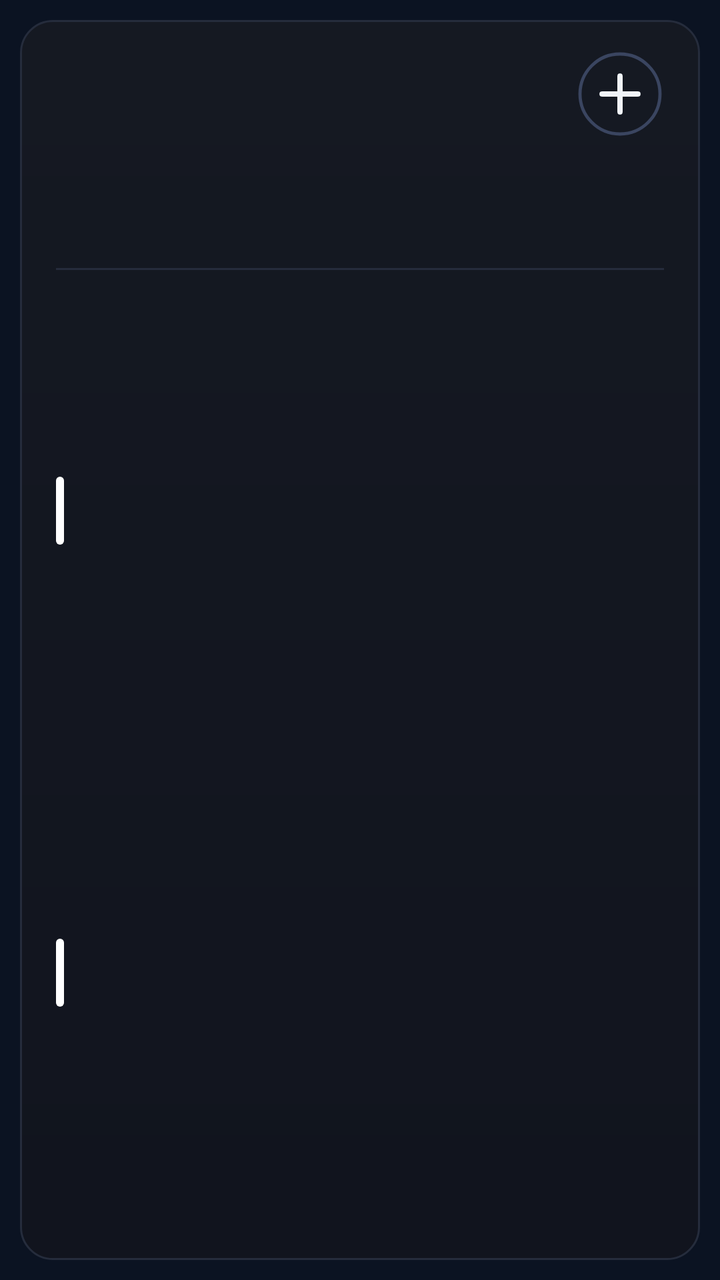
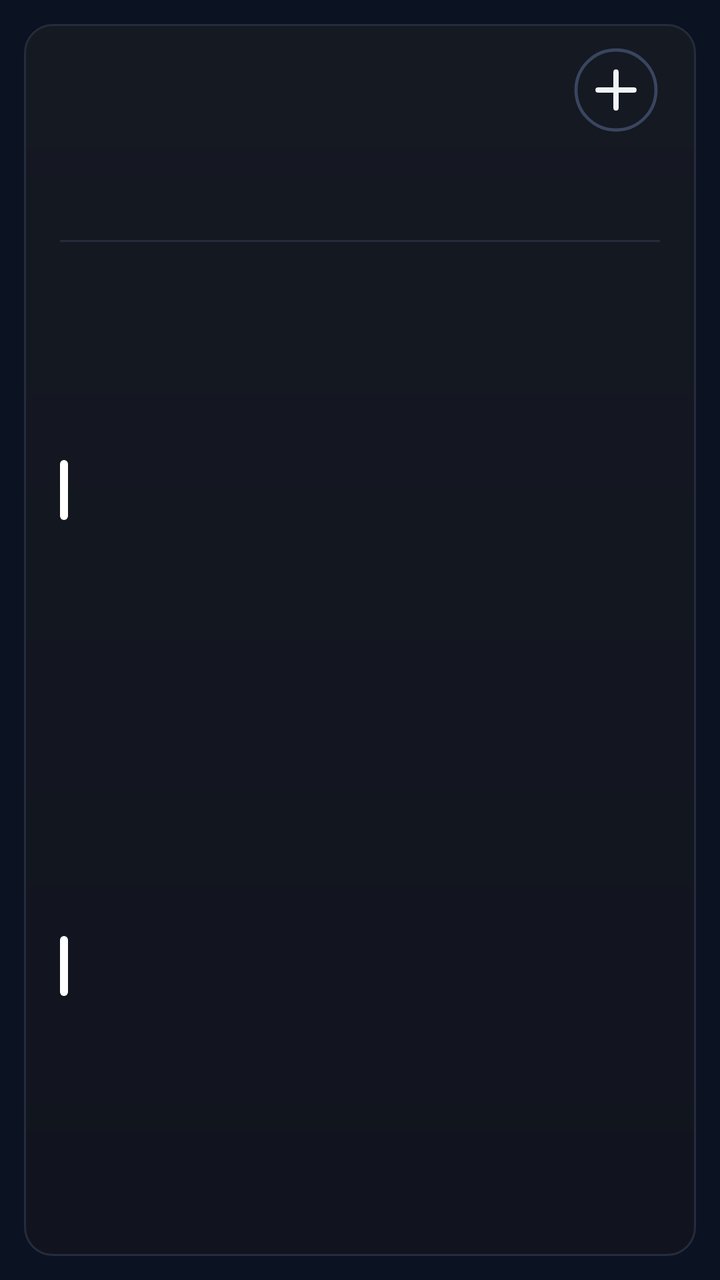

Two renders of the same Android screen: before a commit and after it. Below are the layout's source before the change and the commit's diff.
<!-- AndroidManifest.xml: application theme AppTheme -->
<!-- res/layout/cal_k2.xml -->
<?xml version="1.0" encoding="utf-8"?>
<FrameLayout xmlns:android="http://schemas.android.com/apk/res/android"
    android:id="@+id/root"
    android:layout_width="match_parent"
    android:layout_height="match_parent"
    android:padding="10dp">

    <LinearLayout
        android:id="@+id/panel"
        android:layout_width="match_parent"
        android:layout_height="match_parent"
        android:background="@drawable/cal_panel"
        android:orientation="vertical"
        android:paddingStart="18dp"
        android:paddingTop="9dp"
        android:paddingEnd="18dp"
        android:paddingBottom="12dp">

        
        <LinearLayout
            android:layout_width="match_parent"
            android:layout_height="56dp"
            android:gravity="center_vertical"
            android:orientation="horizontal">
        <ImageView
            android:id="@+id/cal_day"
            android:layout_width="wrap_content"
            android:layout_height="54dp"
            android:adjustViewBounds="true"
            android:scaleType="fitStart" />

            <LinearLayout
                android:layout_width="0dp"
                android:layout_height="wrap_content"
                android:layout_marginStart="12dp"
                android:layout_weight="1"
                android:orientation="vertical">
                <ImageView
                    android:id="@+id/cal_month"
                    android:layout_width="match_parent"
                    android:layout_height="27dp"
                    android:adjustViewBounds="true"
                    android:scaleType="fitStart" />
                <ImageView
                    android:id="@+id/cal_sub"
                    android:layout_width="match_parent"
                    android:layout_height="19dp"
                    android:adjustViewBounds="true"
                    android:layout_marginTop="2dp"
                    android:scaleType="fitStart" />
            </LinearLayout>

            <ImageView
                android:id="@+id/btn_add"
                android:layout_width="44dp"
                android:layout_height="44dp"
                android:contentDescription="New event"
                android:src="@drawable/ic_cal_add" />
        </LinearLayout>

        
        <LinearLayout
            android:layout_width="match_parent"
            android:layout_height="52dp"
            android:layout_marginTop="2dp"
            android:orientation="horizontal">
            <LinearLayout
                android:layout_width="0dp"
                android:layout_height="match_parent"
                android:layout_weight="1"
                android:gravity="center_horizontal"
                android:orientation="vertical">
                <ImageView
                    android:id="@+id/wk_label_0"
                    android:layout_width="wrap_content"
                    android:layout_height="16dp"
                    android:adjustViewBounds="true"
                    android:scaleType="fitCenter" />
                <ImageView
                    android:id="@+id/wk_num_0"
                    android:layout_width="32dp"
                    android:layout_height="32dp"
                    android:adjustViewBounds="true"
                    android:layout_marginTop="3dp"
                    android:scaleType="fitCenter" />
            </LinearLayout>
            <LinearLayout
                android:layout_width="0dp"
                android:layout_height="match_parent"
                android:layout_weight="1"
                android:gravity="center_horizontal"
                android:orientation="vertical">
                <ImageView
                    android:id="@+id/wk_label_1"
                    android:layout_width="wrap_content"
                    android:layout_height="16dp"
                    android:adjustViewBounds="true"
                    android:scaleType="fitCenter" />
                <ImageView
                    android:id="@+id/wk_num_1"
                    android:layout_width="32dp"
                    android:layout_height="32dp"
                    android:adjustViewBounds="true"
                    android:layout_marginTop="3dp"
                    android:scaleType="fitCenter" />
            </LinearLayout>
            <LinearLayout
                android:layout_width="0dp"
                android:layout_height="match_parent"
                android:layout_weight="1"
                android:gravity="center_horizontal"
                android:orientation="vertical">
                <ImageView
                    android:id="@+id/wk_label_2"
                    android:layout_width="wrap_content"
                    android:layout_height="16dp"
                    android:adjustViewBounds="true"
                    android:scaleType="fitCenter" />
                <ImageView
                    android:id="@+id/wk_num_2"
                    android:layout_width="32dp"
                    android:layout_height="32dp"
                    android:adjustViewBounds="true"
                    android:layout_marginTop="3dp"
                    android:scaleType="fitCenter" />
            </LinearLayout>
            <LinearLayout
                android:layout_width="0dp"
                android:layout_height="match_parent"
                android:layout_weight="1"
                android:gravity="center_horizontal"
                android:orientation="vertical">
                <ImageView
                    android:id="@+id/wk_label_3"
                    android:layout_width="wrap_content"
                    android:layout_height="16dp"
                    android:adjustViewBounds="true"
                    android:scaleType="fitCenter" />
                <ImageView
                    android:id="@+id/wk_num_3"
                    android:layout_width="32dp"
                    android:layout_height="32dp"
                    android:adjustViewBounds="true"
                    android:layout_marginTop="3dp"
                    android:scaleType="fitCenter" />
            </LinearLayout>
            <LinearLayout
                android:layout_width="0dp"
                android:layout_height="match_parent"
                android:layout_weight="1"
                android:gravity="center_horizontal"
                android:orientation="vertical">
                <ImageView
                    android:id="@+id/wk_label_4"
                    android:layout_width="wrap_content"
                    android:layout_height="16dp"
                    android:adjustViewBounds="true"
                    android:scaleType="fitCenter" />
                <ImageView
                    android:id="@+id/wk_num_4"
                    android:layout_width="32dp"
                    android:layout_height="32dp"
                    android:adjustViewBounds="true"
                    android:layout_marginTop="3dp"
                    android:scaleType="fitCenter" />
            </LinearLayout>
            <LinearLayout
                android:layout_width="0dp"
                android:layout_height="match_parent"
                android:layout_weight="1"
                android:gravity="center_horizontal"
                android:orientation="vertical">
                <ImageView
                    android:id="@+id/wk_label_5"
                    android:layout_width="wrap_content"
                    android:layout_height="16dp"
                    android:adjustViewBounds="true"
                    android:scaleType="fitCenter" />
                <ImageView
                    android:id="@+id/wk_num_5"
                    android:layout_width="32dp"
                    android:layout_height="32dp"
                    android:adjustViewBounds="true"
                    android:layout_marginTop="3dp"
                    android:scaleType="fitCenter" />
            </LinearLayout>
            <LinearLayout
                android:layout_width="0dp"
                android:layout_height="match_parent"
                android:layout_weight="1"
                android:gravity="center_horizontal"
                android:orientation="vertical">
                <ImageView
                    android:id="@+id/wk_label_6"
                    android:layout_width="wrap_content"
                    android:layout_height="16dp"
                    android:adjustViewBounds="true"
                    android:scaleType="fitCenter" />
                <ImageView
                    android:id="@+id/wk_num_6"
                    android:layout_width="32dp"
                    android:layout_height="32dp"
                    android:adjustViewBounds="true"
                    android:layout_marginTop="3dp"
                    android:scaleType="fitCenter" />
            </LinearLayout>
        </LinearLayout>

        <ImageView
            android:layout_width="match_parent"
            android:layout_height="1dp"
            android:layout_marginTop="5dp"
            android:layout_marginBottom="5dp"
            android:scaleType="fitXY"
            android:src="@drawable/cal_divider" />

        
        <LinearLayout
            android:layout_width="match_parent"
            android:layout_height="0dp"
            android:layout_weight="1"
            android:orientation="vertical">
        <LinearLayout
            android:id="@+id/cal_row_0"
            android:layout_width="match_parent"
            android:layout_height="0dp"
            android:layout_weight="1"
            android:gravity="center_vertical"
            android:orientation="horizontal">

            <ImageView
                android:id="@+id/cal_bar_0"
                android:layout_width="4dp"
                android:layout_height="34dp"
                android:layout_marginEnd="11dp"
                android:scaleType="fitXY"
                android:src="@drawable/cal_bar" />

            <LinearLayout
                android:layout_width="0dp"
                android:layout_height="wrap_content"
                android:layout_weight="1"
                android:orientation="vertical">

                <LinearLayout
                    android:layout_width="match_parent"
                    android:layout_height="wrap_content"
                    android:orientation="horizontal">
                    <ImageView
                        android:id="@+id/cal_time_0"
                        android:layout_width="wrap_content"
                        android:layout_height="19dp"
                        android:adjustViewBounds="true"
                        android:scaleType="fitStart" />
                    <ImageView
                        android:id="@+id/cal_hint_0"
                        android:layout_width="wrap_content"
                        android:layout_height="19dp"
                        android:adjustViewBounds="true"
                        android:layout_marginStart="9dp"
                        android:scaleType="fitStart" />
                </LinearLayout>
                <ImageView
                    android:id="@+id/cal_title_0"
                    android:layout_width="match_parent"
                    android:layout_height="26dp"
                    android:adjustViewBounds="true"
                    android:layout_marginTop="1dp"
                    android:scaleType="fitStart" />
            </LinearLayout>
        </LinearLayout>
        <LinearLayout
            android:id="@+id/cal_row_1"
            android:layout_width="match_parent"
            android:layout_height="0dp"
            android:layout_weight="1"
            android:gravity="center_vertical"
            android:orientation="horizontal">

            <ImageView
                android:id="@+id/cal_bar_1"
                android:layout_width="4dp"
                android:layout_height="34dp"
                android:layout_marginEnd="11dp"
                android:scaleType="fitXY"
                android:src="@drawable/cal_bar" />

            <LinearLayout
                android:layout_width="0dp"
                android:layout_height="wrap_content"
                android:layout_weight="1"
                android:orientation="vertical">

                <LinearLayout
                    android:layout_width="match_parent"
                    android:layout_height="wrap_content"
                    android:orientation="horizontal">
                    <ImageView
                        android:id="@+id/cal_time_1"
                        android:layout_width="wrap_content"
                        android:layout_height="19dp"
                        android:adjustViewBounds="true"
                        android:scaleType="fitStart" />
                    <ImageView
                        android:id="@+id/cal_hint_1"
                        android:layout_width="wrap_content"
                        android:layout_height="19dp"
                        android:adjustViewBounds="true"
                        android:layout_marginStart="9dp"
                        android:scaleType="fitStart" />
                </LinearLayout>
                <ImageView
                    android:id="@+id/cal_title_1"
                    android:layout_width="match_parent"
                    android:layout_height="26dp"
                    android:adjustViewBounds="true"
                    android:layout_marginTop="1dp"
                    android:scaleType="fitStart" />
            </LinearLayout>
        </LinearLayout>
        </LinearLayout>
        <ImageView
            android:id="@+id/cal_more"
            android:layout_width="match_parent"
            android:layout_height="16dp"
            android:adjustViewBounds="true"
            android:scaleType="fitEnd" />
    </LinearLayout>
</FrameLayout>
<!-- resources referenced by this layout -->
<resources>
  <!-- drawable cal_bar (drawable) -->
  <?xml version="1.0" encoding="utf-8"?>
  <shape xmlns:android="http://schemas.android.com/apk/res/android" android:shape="rectangle">
      <solid android:color="#FFFFFFFF" />
      <corners android:radius="2dp" />
  </shape>
  <!-- drawable cal_divider (drawable) -->
  <?xml version="1.0" encoding="utf-8"?>
  <shape xmlns:android="http://schemas.android.com/apk/res/android" android:shape="rectangle">
      <solid android:color="#FF252C3C" />
  </shape>
  <!-- drawable cal_panel (drawable) -->
  <?xml version="1.0" encoding="utf-8"?>
  <shape xmlns:android="http://schemas.android.com/apk/res/android" android:shape="rectangle">
      <gradient android:angle="270" android:startColor="#FF151922" android:endColor="#FF11141E" />
      <stroke android:width="1dp" android:color="#FF252C3C" />
      <corners android:radius="16dp" />
  </shape>
  <!-- drawable ic_cal_add (drawable) -->
  <?xml version="1.0" encoding="utf-8"?>
  <vector xmlns:android="http://schemas.android.com/apk/res/android"
      android:width="44dp"
      android:height="44dp"
      android:viewportWidth="44"
      android:viewportHeight="44">
      <path
          android:pathData="M22,22m-20,0a20,20 0,1 1,40 0a20,20 0,1 1,-40 0"
          android:strokeColor="#FF3A4560"
          android:strokeWidth="1.6" />
      <path
          android:pathData="M13,22L31,22M22,13L22,31"
          android:strokeColor="#FFF1F5F9"
          android:strokeLineCap="round"
          android:strokeWidth="2.6" />
  </vector>
  <style name="AppTheme" parent="@android:style/Theme.DeviceDefault.NoActionBar">
          <item name="android:colorAccent">#DF8B35</item>
          <item name="android:colorControlActivated">#DF8B35</item>
          <item name="android:windowBackground">#0B1322</item>
          <item name="android:statusBarColor">#0E111A</item>
          <item name="android:navigationBarColor">#0B1322</item>
          <item name="android:textColorHint">#718096</item>
      </style>
</resources>

<!-- the commit's change to res/layout/cal_k2.xml (unified diff, before → after) -->
@@ -3,7 +3,7 @@
     android:id="@+id/root"
     android:layout_width="match_parent"
     android:layout_height="match_parent"
-    android:padding="10dp">
+    android:padding="12dp">
 
     <LinearLayout
         android:id="@+id/panel"
@@ -19,13 +19,13 @@
         
         <LinearLayout
             android:layout_width="match_parent"
-            android:layout_height="56dp"
+            android:layout_height="48dp"
             android:gravity="center_vertical"
             android:orientation="horizontal">
         <ImageView
             android:id="@+id/cal_day"
             android:layout_width="wrap_content"
-            android:layout_height="54dp"
+            android:layout_height="47dp"
             android:adjustViewBounds="true"
             android:scaleType="fitStart" />
 
@@ -38,13 +38,13 @@
                 <ImageView
                     android:id="@+id/cal_month"
                     android:layout_width="match_parent"
-                    android:layout_height="27dp"
+                    android:layout_height="23dp"
                     android:adjustViewBounds="true"
                     android:scaleType="fitStart" />
                 <ImageView
                     android:id="@+id/cal_sub"
                     android:layout_width="match_parent"
-                    android:layout_height="19dp"
+                    android:layout_height="16dp"
                     android:adjustViewBounds="true"
                     android:layout_marginTop="2dp"
                     android:scaleType="fitStart" />
@@ -61,7 +61,7 @@
         
         <LinearLayout
             android:layout_width="match_parent"
-            android:layout_height="52dp"
+            android:layout_height="44dp"
             android:layout_marginTop="2dp"
             android:orientation="horizontal">
             <LinearLayout
@@ -73,13 +73,13 @@
                 <ImageView
                     android:id="@+id/wk_label_0"
                     android:layout_width="wrap_content"
-                    android:layout_height="16dp"
+                    android:layout_height="14dp"
                     android:adjustViewBounds="true"
                     android:scaleType="fitCenter" />
                 <ImageView
                     android:id="@+id/wk_num_0"
-                    android:layout_width="32dp"
-                    android:layout_height="32dp"
+                    android:layout_width="26dp"
+                    android:layout_height="26dp"
                     android:adjustViewBounds="true"
                     android:layout_marginTop="3dp"
                     android:scaleType="fitCenter" />
@@ -93,13 +93,13 @@
                 <ImageView
                     android:id="@+id/wk_label_1"
                     android:layout_width="wrap_content"
-                    android:layout_height="16dp"
+                    android:layout_height="14dp"
                     android:adjustViewBounds="true"
                     android:scaleType="fitCenter" />
                 <ImageView
                     android:id="@+id/wk_num_1"
-                    android:layout_width="32dp"
-                    android:layout_height="32dp"
+                    android:layout_width="26dp"
+                    android:layout_height="26dp"
                     android:adjustViewBounds="true"
                     android:layout_marginTop="3dp"
                     android:scaleType="fitCenter" />
@@ -113,13 +113,13 @@
                 <ImageView
                     android:id="@+id/wk_label_2"
                     android:layout_width="wrap_content"
-                    android:layout_height="16dp"
+                    android:layout_height="14dp"
                     android:adjustViewBounds="true"
                     android:scaleType="fitCenter" />
                 <ImageView
                     android:id="@+id/wk_num_2"
-                    android:layout_width="32dp"
-                    android:layout_height="32dp"
+                    android:layout_width="26dp"
+                    android:layout_height="26dp"
                     android:adjustViewBounds="true"
                     android:layout_marginTop="3dp"
                     android:scaleType="fitCenter" />
@@ -133,13 +133,13 @@
                 <ImageView
                     android:id="@+id/wk_label_3"
                     android:layout_width="wrap_content"
-                    android:layout_height="16dp"
+                    android:layout_height="14dp"
                     android:adjustViewBounds="true"
                     android:scaleType="fitCenter" />
                 <ImageView
                     android:id="@+id/wk_num_3"
-                    android:layout_width="32dp"
-                    android:layout_height="32dp"
+                    android:layout_width="26dp"
+                    android:layout_height="26dp"
                     android:adjustViewBounds="true"
                     android:layout_marginTop="3dp"
                     android:scaleType="fitCenter" />
@@ -153,13 +153,13 @@
                 <ImageView
                     android:id="@+id/wk_label_4"
                     android:layout_width="wrap_content"
-                    android:layout_height="16dp"
+                    android:layout_height="14dp"
                     android:adjustViewBounds="true"
                     android:scaleType="fitCenter" />
                 <ImageView
                     android:id="@+id/wk_num_4"
-                    android:layout_width="32dp"
-                    android:layout_height="32dp"
+                    android:layout_width="26dp"
+                    android:layout_height="26dp"
                     android:adjustViewBounds="true"
                     android:layout_marginTop="3dp"
                     android:scaleType="fitCenter" />
@@ -173,13 +173,13 @@
                 <ImageView
                     android:id="@+id/wk_label_5"
                     android:layout_width="wrap_content"
-                    android:layout_height="16dp"
+                    android:layout_height="14dp"
                     android:adjustViewBounds="true"
                     android:scaleType="fitCenter" />
                 <ImageView
                     android:id="@+id/wk_num_5"
-                    android:layout_width="32dp"
-                    android:layout_height="32dp"
+                    android:layout_width="26dp"
+                    android:layout_height="26dp"
                     android:adjustViewBounds="true"
                     android:layout_marginTop="3dp"
                     android:scaleType="fitCenter" />
@@ -193,13 +193,13 @@
                 <ImageView
                     android:id="@+id/wk_label_6"
                     android:layout_width="wrap_content"
-                    android:layout_height="16dp"
+                    android:layout_height="14dp"
                     android:adjustViewBounds="true"
                     android:scaleType="fitCenter" />
                 <ImageView
                     android:id="@+id/wk_num_6"
-                    android:layout_width="32dp"
-                    android:layout_height="32dp"
+                    android:layout_width="26dp"
+                    android:layout_height="26dp"
                     android:adjustViewBounds="true"
                     android:layout_marginTop="3dp"
                     android:scaleType="fitCenter" />
@@ -231,7 +231,7 @@
             <ImageView
                 android:id="@+id/cal_bar_0"
                 android:layout_width="4dp"
-                android:layout_height="34dp"
+                android:layout_height="30dp"
                 android:layout_marginEnd="11dp"
                 android:scaleType="fitXY"
                 android:src="@drawable/cal_bar" />
@@ -249,13 +249,13 @@
                     <ImageView
                         android:id="@+id/cal_time_0"
                         android:layout_width="wrap_content"
-                        android:layout_height="19dp"
+                        android:layout_height="16dp"
                         android:adjustViewBounds="true"
                         android:scaleType="fitStart" />
                     <ImageView
                         android:id="@+id/cal_hint_0"
                         android:layout_width="wrap_content"
-                        android:layout_height="19dp"
+                        android:layout_height="16dp"
                         android:adjustViewBounds="true"
                         android:layout_marginStart="9dp"
                         android:scaleType="fitStart" />
@@ -263,7 +263,7 @@
                 <ImageView
                     android:id="@+id/cal_title_0"
                     android:layout_width="match_parent"
-                    android:layout_height="26dp"
+                    android:layout_height="22dp"
                     android:adjustViewBounds="true"
                     android:layout_marginTop="1dp"
                     android:scaleType="fitStart" />
@@ -280,7 +280,7 @@
             <ImageView
                 android:id="@+id/cal_bar_1"
                 android:layout_width="4dp"
-                android:layout_height="34dp"
+                android:layout_height="30dp"
                 android:layout_marginEnd="11dp"
                 android:scaleType="fitXY"
                 android:src="@drawable/cal_bar" />
@@ -298,13 +298,13 @@
                     <ImageView
                         android:id="@+id/cal_time_1"
                         android:layout_width="wrap_content"
-                        android:layout_height="19dp"
+                        android:layout_height="16dp"
                         android:adjustViewBounds="true"
                         android:scaleType="fitStart" />
                     <ImageView
                         android:id="@+id/cal_hint_1"
                         android:layout_width="wrap_content"
-                        android:layout_height="19dp"
+                        android:layout_height="16dp"
                         android:adjustViewBounds="true"
                         android:layout_marginStart="9dp"
                         android:scaleType="fitStart" />
@@ -312,7 +312,7 @@
                 <ImageView
                     android:id="@+id/cal_title_1"
                     android:layout_width="match_parent"
-                    android:layout_height="26dp"
+                    android:layout_height="22dp"
                     android:adjustViewBounds="true"
                     android:layout_marginTop="1dp"
                     android:scaleType="fitStart" />
@@ -322,7 +322,7 @@
         <ImageView
             android:id="@+id/cal_more"
             android:layout_width="match_parent"
-            android:layout_height="16dp"
+            android:layout_height="14dp"
             android:adjustViewBounds="true"
             android:scaleType="fitEnd" />
     </LinearLayout>
<!-- resource entries referenced after the edit -->
@@ -16,7 +16,7 @@
   <shape xmlns:android="http://schemas.android.com/apk/res/android" android:shape="rectangle">
       <gradient android:angle="270" android:startColor="#FF151922" android:endColor="#FF11141E" />
       <stroke android:width="1dp" android:color="#FF252C3C" />
-      <corners android:radius="16dp" />
+      <corners android:radius="14dp" />
   </shape>
   <!-- drawable ic_cal_add (drawable) -->
   <?xml version="1.0" encoding="utf-8"?>
